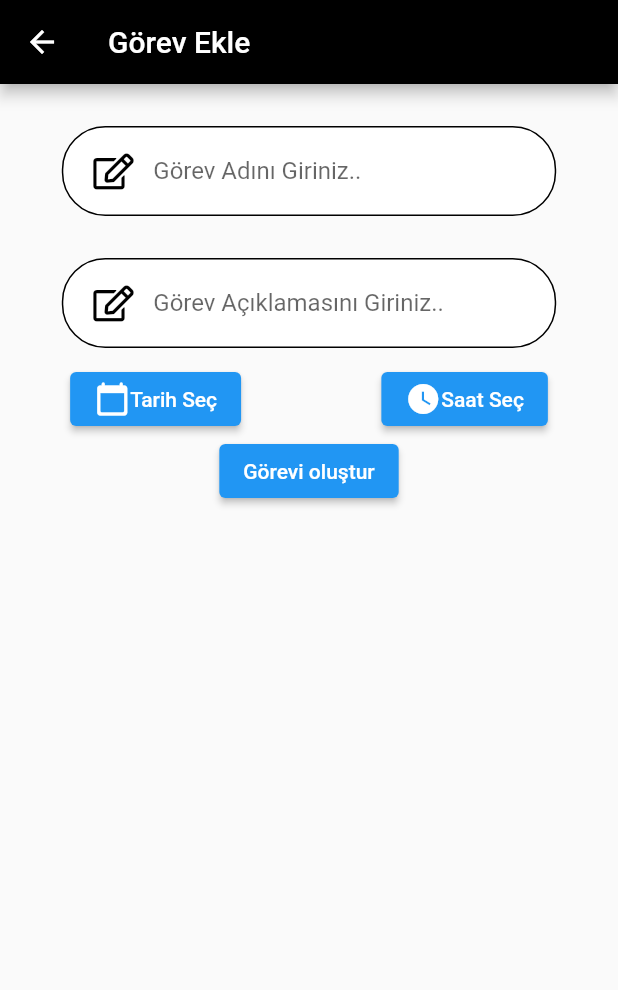
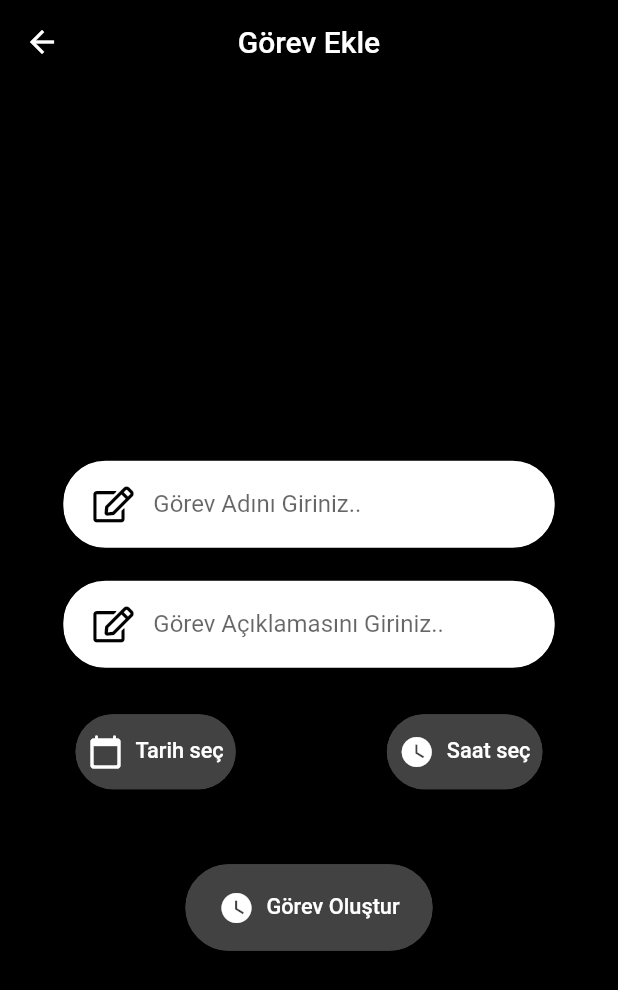
Before and after one commit to abdurrahimkurt/myNote, a Flutter app: the screen it shows after launch, after a tap on the "add" icon, on a phone screen of 412 x 824 dp. Shown: the top 990 px of the screen. Run offline on Flutter 3.47's test engine with Material 2 defaults, Android fonts, the phone set to English and light mode, and no system bars; drawn by our look-alikes of getwidget; our stand-ins replace cloud_firestore, date_time_picker, firebase_core, flutter_datetime_picker, font_awesome_flutter; accounts and stored records are empty.

Commit message:
design changes

```diff
--- a/lib/main.dart
+++ b/lib/main.dart
@@ -44,21 +44,48 @@ class MyHomePage extends StatefulWidget {
 class _MyHomePageState extends State<MyHomePage> {
   @override
   Widget build(BuildContext context) {
-    return Scaffold(
+    Size size = MediaQuery.of(context).size;
+    return DefaultTabController(
+      length: 3,
+      child: Scaffold(
         appBar: AppBar(
           backgroundColor: Colors.black,
-        title: Container(height: 50,width: 140,
-          child: Image.asset("assets/images/myNoteanaekran.png",fit: BoxFit.fill,)),
+          title:
+              /* Container(
+              height: 50,
+              width: 40,
+              child: Image.asset(
+                "assets/images/myNotelogos.png",
+                fit: BoxFit.fill,
+              )), */
+              TabBar(
+            labelColor: Colors.red,
+            indicatorColor: Colors.grey,
+            unselectedLabelColor: Colors.grey,
+            tabs: [
+              Tab(
+                text: "Bugün",
+              ),
+              Tab(
+                text: "Haftalık",
+              ),
+              Tab(
+                text: "Aylık",
+              ),
+            ],
+          ),
           centerTitle: true,
         ),
         body: Container(
           color: Colors.black87,
           child: Center(
+            child: SingleChildScrollView(
+              physics: AlwaysScrollableScrollPhysics(),
+              scrollDirection: Axis.vertical,
               child: Column(
                 mainAxisAlignment: MainAxisAlignment.spaceEvenly,
-            crossAxisAlignment: CrossAxisAlignment.center,
                 children: <Widget>[
-              Text(
+                  /* Text(
                     'Henüz gösterilecek hiçbir görevin bulunmamaktadır.',
                     style: TextStyle(
                         color: Colors.white,
@@ -68,8 +95,14 @@ class _MyHomePageState extends State<MyHomePage> {
                   Text(
                     "Hemen yeni bir görev oluştur",
                     style: Theme.of(context).textTheme.headline5,
+                  ), */
+                  Container(
+                    height: size.height * 0.8,
+                    child:
+                        TabBarView(children: [gunluk(), haftalik(), aylik()]),
                   ),
                 ],
+              ),
             ),
           ),
         ),
@@ -81,16 +114,40 @@ class _MyHomePageState extends State<MyHomePage> {
           child: Icon(Icons.add),
         ),
         bottomNavigationBar: BottomNavigationBar(
+          backgroundColor: Colors.black,
+          unselectedItemColor: Colors.white,
+          fixedColor: Colors.white,
           type: BottomNavigationBarType.fixed,
           items: [
             BottomNavigationBarItem(
                 icon: Icon(Icons.notes_outlined), label: "Görevlerim"),
-          BottomNavigationBarItem(icon: Icon(Icons.today_outlined), label: "Bugün"),
+            BottomNavigationBarItem(
+                icon: Icon(Icons.list_alt_outlined), label: "Geçmiş Görevler")
+            /*  BottomNavigationBarItem(icon: Icon(Icons.today_outlined), label: "Bugün"),
             BottomNavigationBarItem(
                 icon: Icon(Icons.calendar_view_week_outlined), label: "Haftalık"),
-          BottomNavigationBarItem(icon: Icon(Icons.task_rounded), label: "Aylık"),
+            BottomNavigationBarItem(icon: Icon(Icons.task_rounded), label: "Aylık"), */
           ],
+        ),
       ),
     );
   }
+
+  Widget gunluk() {
+    return Container(
+      color: Colors.black87,
+    );
   }
+
+  Widget haftalik() {
+    return Container(
+      color: Colors.yellow,
+    );
+  }
+
+  Widget aylik() {
+    return Container(
+      color: Colors.blue,
+    );
+  }
+}
--- a/lib/screens/add_task.dart
+++ b/lib/screens/add_task.dart
@@ -2,6 +2,8 @@ import 'package:cloud_firestore/cloud_firestore.dart';
 
 import 'package:flutter/material.dart';
 import 'package:flutter_datetime_picker/flutter_datetime_picker.dart';
+import 'package:getwidget/components/button/gf_button.dart';
+import 'package:getwidget/getwidget.dart';
 import 'package:mynote/services/firebase_crud.dart';
 import 'package:mynote/widgets/rounded_input_field.dart';
 import 'package:font_awesome_flutter/font_awesome_flutter.dart';
@@ -22,18 +24,28 @@ class _AddTaskState extends State<AddTask> {
 
   @override
   Widget build(BuildContext context) {
+    Size size = MediaQuery.of(context).size;
     return Scaffold(
       appBar: AppBar(
         backgroundColor: Colors.black,
         title: Text("Görev Ekle"),
+        centerTitle: true,
       ),
-      body: SingleChildScrollView(
+      body: Container(
+        /* height: size.height,
+        width: size.width, */
+        color: Colors.black,
         child: Center(
+          child: SingleChildScrollView(
+            child: Column(
+              mainAxisAlignment: MainAxisAlignment.spaceAround,
+              crossAxisAlignment: CrossAxisAlignment.center,
+              children: [
+                Container(
+                  margin: EdgeInsets.only(top: 50),
                   child: Column(
                     children: [
-              Padding(
-                padding: const EdgeInsets.fromLTRB(8, 18, 8, 8),
-                child: RoundedInputField(
+                      RoundedInputField(
                           icon: FontAwesomeIcons.edit,
                           key: null,
                           hintText: "Görev Adını Giriniz..",
@@ -42,7 +54,6 @@ class _AddTaskState extends State<AddTask> {
                               gorevAdi = value;
                             });
                           }),
-              ),
                       RoundedInputField(
                           icon: FontAwesomeIcons.edit,
                           key: null,
@@ -52,16 +63,22 @@ class _AddTaskState extends State<AddTask> {
                               gorevAciklamasi = value;
                             });
                           }),
+                    ],
+                  ),
+                ),
+
                 /* TimePickerWidget(
                   hintText: "Tarih Seçiniz",
                   onChanged: (value) {
                     gorevTarihi = value;
                   },
                 ), */
-              Row(
+                Container(
+                  margin: EdgeInsets.only(top: 20),
+                  child: Row(
                     mainAxisAlignment: MainAxisAlignment.spaceAround,
                     children: [
-                  ElevatedButton(
+                      GFButton(
                         onPressed: () {
                           DatePicker.showDatePicker(context,
                               showTitleActions: true,
@@ -83,15 +100,18 @@ class _AddTaskState extends State<AddTask> {
                             gorevTarihi =
                                 date.toUtc().toString().substring(0, 10);
                             print('confirm $gorevTarihi aa');
-                        }, currentTime: DateTime.now(), locale: LocaleType.en);
                           },
-                      child: Row(
-                        children: [
-                          Icon(Icons.calendar_today_rounded),
-                          Text("Tarih Seç"),
-                        ],
-                      )),
-                  ElevatedButton(
+                              currentTime: DateTime.now(),
+                              locale: LocaleType.en);
+                        },
+                        text: "Tarih seç",
+                        icon: Icon(Icons.calendar_today_rounded,
+                            color: Colors.white),
+                        shape: GFButtonShape.pills,
+                        size: GFSize.LARGE,
+                        color: Colors.grey.shade800,
+                      ),
+                      /* ElevatedButton(
                           onPressed: () {
                             DatePicker.showTimePicker(context,
                                 showTitleActions: true, onChanged: (date) {
@@ -108,16 +128,37 @@ class _AddTaskState extends State<AddTask> {
                               Icon(Icons.watch_later_sharp),
                               Text("Saat Seç"),
                             ],
-                      )),
+                          ),), */
+                      GFButton(
+                        onPressed: () {
+                          DatePicker.showTimePicker(context,
+                              showTitleActions: true, onChanged: (date) {
+                            print('change $date in time zone ' +
+                                date.timeZoneOffset.inHours.toString());
+                          }, onConfirm: (date) {
+                            gorevSaati = date.toString().substring(11, 16);
+                            print('confirm $gorevSaati');
+                          }, currentTime: DateTime.now());
+                        },
+                        text: "Saat seç",
+                        icon:
+                            Icon(Icons.watch_later_sharp, color: Colors.white),
+                        shape: GFButtonShape.pills,
+                        size: GFSize.LARGE,
+                        color: Colors.grey.shade800,
+                      ),
                     ],
                   ),
-              ElevatedButton(
+                ),
+                Container(
+                  margin: EdgeInsets.only(top: 50),
+                  height: size.height * 0.07,
+                  width: size.width * 0.4,
+                  child: GFButton(
                     onPressed: () {
-                    // ignore: unnecessary_null_comparison
-                    if (gorevSaati == null) {
+                      if (gorevAdi == "") {
                         print("Görevin bitiş tarihini giriniz");
-                      // ignore: unnecessary_null_comparison
-                    } else if (gorevTarihi == null) {
+                      } else if (gorevAciklamasi == "") {
                         print("Görevin bitiş saatini giriniz");
                       } else {
                         Map<String, dynamic> gorevBilgileri = {
@@ -132,11 +173,18 @@ class _AddTaskState extends State<AddTask> {
                             gorevAciklamasi +
                             "    " +
                             gorevTarihi);
-                      print("Görevin bitiş saatini giriniz");
+                        print("Görevi oluştur");
                       }
                     },
-                  child: Text("Görevi oluştur"))
+                    text: "Görev Oluştur",
+                    icon: Icon(Icons.watch_later_sharp, color: Colors.white),
+                    shape: GFButtonShape.pills,
+                    size: GFSize.LARGE,
+                    color: Colors.grey.shade800,
+                  ),
+                )
               ],
+            ),
           ),
         ),
       ),
--- a/pubspec.yaml
+++ b/pubspec.yaml
@@ -40,6 +40,7 @@ dependencies:
   date_time_picker: ^2.1.0
   cloud_firestore: ^2.5.3
   flutter_datetime_picker: ^1.5.1
+  getwidget: ^2.0.4
 
 dev_dependencies:
   flutter_test:
```
Also changed, not shown: assets/images/myNotelogos.png (added), pubspec.lock. Lines whose indentation alone changed are shown as unchanged.
